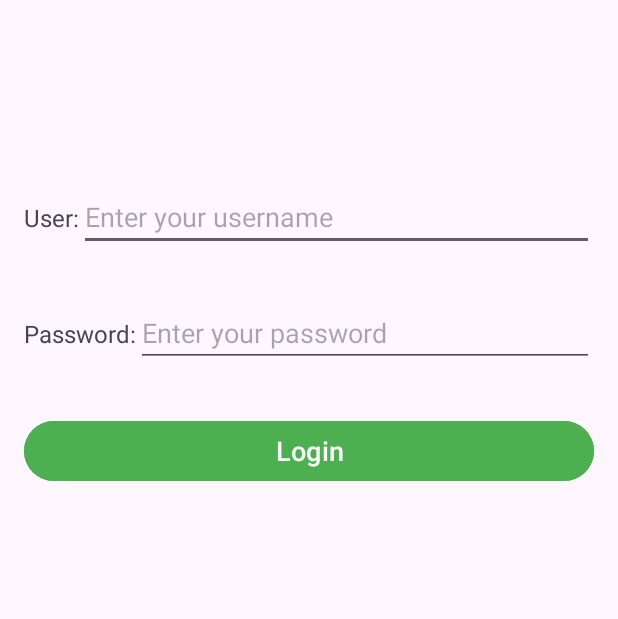
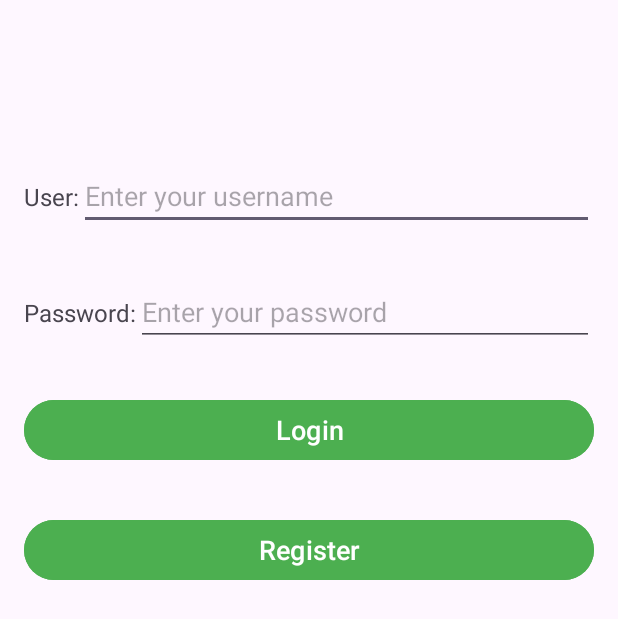
Before and after one commit to NaorNahman4/WhatsAppNOA-Android, an Android app: the screen it shows after launch (loginActivity), on a phone screen of 412 x 824 dp. Shown: the top 619 px of the screen. Run offline under Robolectric (Android 15) with nearby library versions, the phone set to English and light mode, and no system bars.

```diff
--- a/app/src/main/AndroidManifest.xml
+++ b/app/src/main/AndroidManifest.xml
@@ -17,6 +17,10 @@
             android:name=".ChatActivity"
             android:exported="false" />
         <activity
+
+            android:name=".RegisterActivity"
+            android:exported="false" />
+        <activity
             android:name=".loginActivity"
             android:exported="true">
 
--- a/app/src/main/java/com/example/androidnoa/loginActivity.java
+++ b/app/src/main/java/com/example/androidnoa/loginActivity.java
@@ -17,7 +17,15 @@ public class loginActivity extends AppCompatActivity {
         btnLogin.setOnClickListener(new View.OnClickListener() {
             @Override
             public void onClick(View v) {
-                Intent intent = new Intent(loginActivity.this, ChatActivity.class);
+                Intent intent2 = new Intent(loginActivity.this, ChatActivity.class);
+                startActivity(intent2);
+            }
+        });
+        Button btnRegister = findViewById(R.id.buttonRegister);
+        btnRegister.setOnClickListener(new View.OnClickListener() {
+            @Override
+            public void onClick(View v) {
+                Intent intent = new Intent(loginActivity.this, RegisterActivity.class);
                 startActivity(intent);
             }
         });
--- a/app/src/main/res/layout/loginactivity.xml
+++ b/app/src/main/res/layout/loginactivity.xml
@@ -67,6 +67,15 @@
             android:text="@string/login"
             android:textColor="@android:color/white"
             android:textSize="18sp" />
+        <Button
+            android:id="@+id/buttonRegister"
+            android:layout_width="match_parent"
+            android:layout_height="wrap_content"
+            android:layout_margin="16dp"
+            android:backgroundTint="#4CAF50"
+            android:text="Register"
+            android:textColor="@android:color/white"
+            android:textSize="18sp" />
 
     </LinearLayout>
 
```
Also changed, not shown: app/src/main/java/com/example/androidnoa/RegisterActivity.java (+10 -9 lines).
